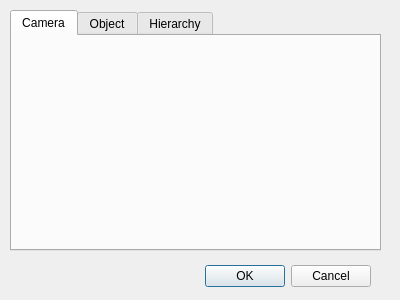
This is View/helpdialog.ui in ddalcino/Modeler3D as Qt 5 draws it before an edit. The edited form follows.
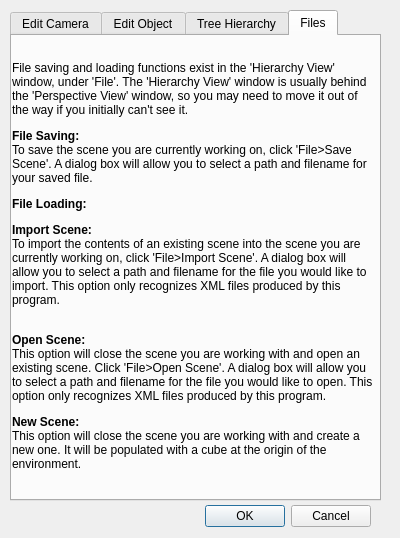
This is the edited form. The open tabs and pages were chosen to show the change.

Commit message: Added About and Help dialog boxes to both the TreeViewWindow and PerspectiveWindow classes.

Diff of the .ui file:
```diff
--- a/View/helpdialog.ui
+++ b/View/helpdialog.ui
@@ -7,7 +7,7 @@
     <x>0</x>
     <y>0</y>
     <width>400</width>
-    <height>300</height>
+    <height>538</height>
    </rect>
   </property>
   <property name="windowTitle">
@@ -17,7 +17,7 @@
    <property name="geometry">
     <rect>
      <x>30</x>
-     <y>260</y>
+     <y>500</y>
      <width>341</width>
      <height>32</height>
     </rect>
@@ -35,7 +35,7 @@
      <x>10</x>
      <y>10</y>
      <width>371</width>
-     <height>241</height>
+     <height>491</height>
     </rect>
    </property>
    <property name="currentIndex">
@@ -43,18 +43,58 @@
    </property>
    <widget class="QWidget" name="tab">
     <attribute name="title">
-     <string>Camera</string>
+     <string>Edit Camera</string>
     </attribute>
    </widget>
    <widget class="QWidget" name="tab_2">
     <attribute name="title">
-     <string>Object</string>
+     <string>Edit Object</string>
     </attribute>
    </widget>
    <widget class="QWidget" name="tab_3">
     <attribute name="title">
-     <string>Hierarchy</string>
+     <string>Tree Hierarchy</string>
     </attribute>
+    <widget class="QLabel" name="labelTreeHierarchy">
+     <property name="geometry">
+      <rect>
+       <x>0</x>
+       <y>0</y>
+       <width>361</width>
+       <height>461</height>
+      </rect>
+     </property>
+     <property name="text">
+      <string>&lt;html&gt;&lt;head/&gt;&lt;body&gt;&lt;p&gt;The 'Hierarchy View' window is usually behind the 'Perspective View' window, so you may need to move it out of the way if you initially can't see it. This window will allow you to create groups of objects, arranged in a hierarchical tree structure, and rename the groups to whatever you want them to be.&lt;/p&gt;&lt;p&gt;&lt;span style=&quot; font-weight:600;&quot;&gt;Creating new objects:&lt;/span&gt;&lt;br/&gt;To add a new primitive object to the scene, click 'Object&amp;gt;New&amp;gt;', and then click on one of the options that appears in the menu. At present, the available primitives include Cube, Cone, Cylinder, and Sphere. The object will appear as a child of the group you have currently selected, or a child of the root object if nothing is selected. Primitives may not have any children, so if you have a primitive selected when you try to add a new object, it will be added to the root instead.&lt;/p&gt;&lt;p&gt;&lt;span style=&quot; font-weight:600;&quot;&gt;Grouping objects:&lt;/span&gt;&lt;br/&gt;To add a new group, click 'Object&amp;gt;New&amp;gt;Group'. When you make a new group, any groups or objects you have selected will be added as children to that group. The new group will be added as a child of the root node.&lt;/p&gt;&lt;p&gt;&lt;span style=&quot; font-weight:600;&quot;&gt;Copying objects:&lt;/span&gt;&lt;br/&gt;To copy an object, select an object and click 'Object&amp;gt;Copy'. This will make a new copy of the selected object, and add it as a child of the root node. You can also press 'Ctrl-C' to get this to work; be aware that the 'paste' operation will occur automatically.&lt;/p&gt;&lt;p&gt;&lt;span style=&quot; font-weight:600;&quot;&gt;Moving objects: &lt;/span&gt;&lt;br/&gt;To move an object, select an object and click 'Object&amp;gt;Move'. After this, select a group that you would like to move this object into, and click 'Object&amp;gt;Paste'. This object will become the parent of the object you moved.&lt;/p&gt;&lt;p&gt;&lt;span style=&quot; font-weight:600;&quot;&gt;Deleting objects:&lt;/span&gt;&lt;br/&gt;Select an object and press 'Delete', or click 'Object&amp;gt;Delete'. This will delete the object and all of its children.&lt;/p&gt;&lt;/body&gt;&lt;/html&gt;</string>
+     </property>
+     <property name="wordWrap">
+      <bool>true</bool>
+     </property>
+    </widget>
+   </widget>
+   <widget class="QWidget" name="tabFiles">
+    <attribute name="title">
+     <string>Files</string>
+    </attribute>
+    <widget class="QLabel" name="labelFiles">
+     <property name="geometry">
+      <rect>
+       <x>0</x>
+       <y>0</y>
+       <width>361</width>
+       <height>461</height>
+      </rect>
+     </property>
+     <property name="text">
+      <string>&lt;html&gt;&lt;head/&gt;&lt;body&gt;&lt;p&gt;File saving and loading functions exist in the 'Hierarchy View' window, under 'File'. The 'Hierarchy View' window is usually behind the 'Perspective View' window, so you may need to move it out of the way if you initially can't see it. &lt;/p&gt;&lt;p&gt;&lt;span style=&quot; font-weight:600;&quot;&gt;File Saving: &lt;/span&gt;&lt;br/&gt;To save the scene you are currently working on, click 'File&amp;gt;Save Scene'. A dialog box will allow you to select a path and filename for your saved file.&lt;/p&gt;&lt;p&gt;&lt;span style=&quot; font-weight:600;&quot;&gt;File Loading:&lt;/span&gt;&lt;/p&gt;&lt;p&gt;&lt;span style=&quot; font-weight:600;&quot;&gt;Import Scene:&lt;/span&gt;&lt;br/&gt;To import the contents of an existing scene into the scene you are currently working on, click 'File&amp;gt;Import Scene'. A dialog box will allow you to select a path and filename for the file you would like to import. This option only recognizes XML files produced by this program.&lt;br/&gt;&lt;/p&gt;&lt;p&gt;&lt;span style=&quot; font-weight:600;&quot;&gt;Open Scene:&lt;/span&gt;&lt;br/&gt;This option will close the scene you are working with and open an existing scene. Click 'File&amp;gt;Open Scene'. A dialog box will allow you to select a path and filename for the file you would like to open. This option only recognizes XML files produced by this program.&lt;/p&gt;&lt;p&gt;&lt;span style=&quot; font-weight:600;&quot;&gt;New Scene:&lt;/span&gt;&lt;br/&gt;This option will close the scene you are working with and create a new one. It will be populated with a cube at the origin of the environment.&lt;/p&gt;&lt;/body&gt;&lt;/html&gt;</string>
+     </property>
+     <property name="textFormat">
+      <enum>Qt::AutoText</enum>
+     </property>
+     <property name="wordWrap">
+      <bool>true</bool>
+     </property>
+    </widget>
    </widget>
   </widget>
  </widget>
```
Left out of the diff: 42 changed lines with no effect on the pictures. The commit also changes 7 other files.
